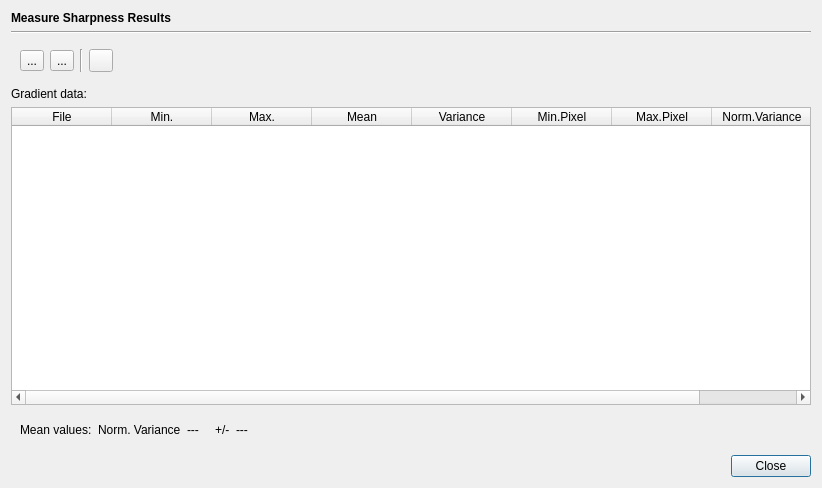
This is src/fitsip/extensions/analysis/measuresharpnessresultdialog.ui in braeun/FitsIP as Qt 5 draws it before an edit. The edited form follows.
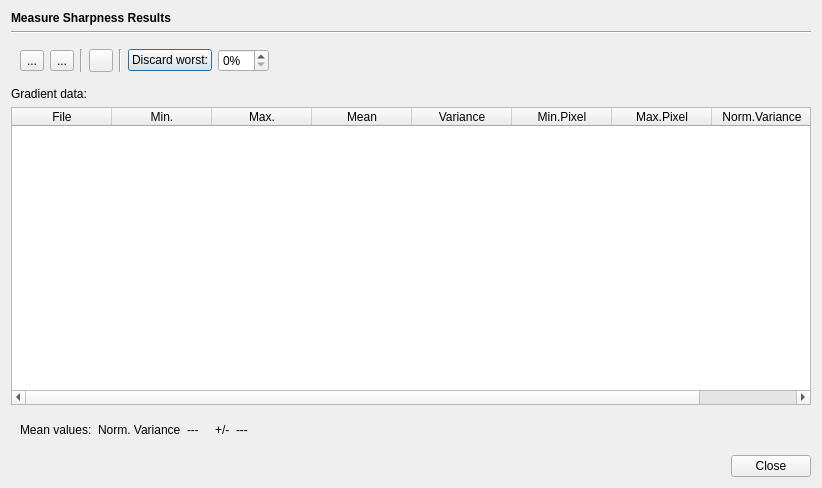
This is the edited form. Icons and pictures are not drawn.

The edit to the form file:
```diff
--- a/src/fitsip/extensions/analysis/measuresharpnessresultdialog.ui
+++ b/src/fitsip/extensions/analysis/measuresharpnessresultdialog.ui
@@ -88,6 +88,30 @@
         </property>
        </widget>
       </item>
+      <item>
+       <widget class="Line" name="line_3">
+        <property name="orientation">
+         <enum>Qt::Vertical</enum>
+        </property>
+       </widget>
+      </item>
+      <item>
+       <widget class="QPushButton" name="discardButton">
+        <property name="text">
+         <string>Discard worst:</string>
+        </property>
+       </widget>
+      </item>
+      <item>
+       <widget class="QSpinBox" name="discardBox">
+        <property name="suffix">
+         <string>%</string>
+        </property>
+        <property name="maximum">
+         <number>99</number>
+        </property>
+       </widget>
+      </item>
       <item>
        <spacer name="horizontalSpacer">
         <property name="orientation">
```
Left out of the diff: 16 changed lines with no effect on the pictures.
